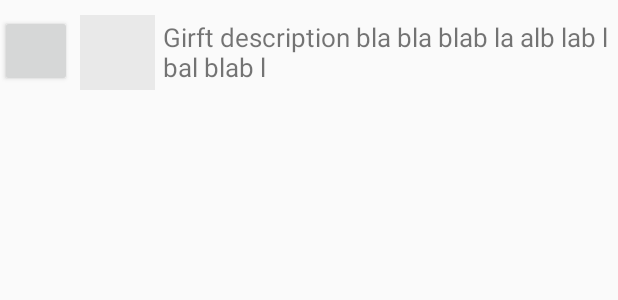
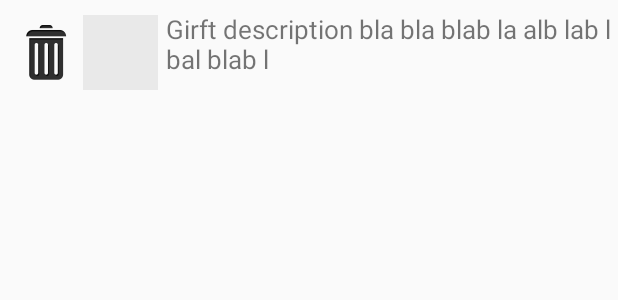
Before and after one commit to geidnert/gifts, an Android app: the layout item_gift.xml on its own in the app's theme, with its tools: preview values and no code run, on a phone screen of 412 x 824 dp. Shown: the top 300 px of the screen. Run offline under Robolectric (Android 15) with nearby library versions, the phone set to English and light mode, and no system bars.

Commit message:
camera and trashcan icons

```diff
--- a/app/src/main/res/layout/item_gift.xml
+++ b/app/src/main/res/layout/item_gift.xml
@@ -3,7 +3,18 @@
 <LinearLayout xmlns:android="http://schemas.android.com/apk/res/android"
 android:layout_width="fill_parent"
 android:layout_height="fill_parent"
-android:orientation="horizontal" >
+android:orientation="horizontal">
+
+    <ImageButton
+        android:layout_width="50dp"
+        android:layout_height="50dp"
+        android:id="@+id/imageButton"
+        android:layout_marginTop="10dp"
+        android:layout_marginLeft="5dp"
+        android:src="@mipmap/trash"
+        android:alpha="100"
+        android:visibility="visible"
+        android:backgroundTint="#00ffffff" />
 
     <Button
         style="?android:attr/buttonStyleSmall"
@@ -11,7 +22,9 @@ android:orientation="horizontal" >
         android:layout_height="wrap_content"
         android:id="@+id/button"
         android:layout_marginTop="10dp"
-        android:layout_marginRight="5dp" />
+        android:layout_marginRight="5dp"
+        android:elegantTextHeight="false"
+        android:visibility="gone" />
 
     <ImageView
     android:id="@+id/giftImage"
```
Also changed, not shown: app/src/main/java/com/solidparts/gifts/GiftAdapter.java (+19 -3 lines), app/src/main/java/com/solidparts/gifts/GiftsActivity.java (+9 -6 lines), app/src/main/res/layout/activity_gifts.xml (+10 -8 lines), app/src/main/res/mipmap-hdpi/trash.png (added), app/src/main/res/mipmap-mdpi/trash.png (added), app/src/main/res/mipmap-xhdpi/trash.png (added), app/src/main/res/mipmap-xxhdpi/trash.png (added), app/src/main/res/mipmap-xxxhdpi/trash.png (added), app/src/main/trash-web.png (added), 1 other file.
